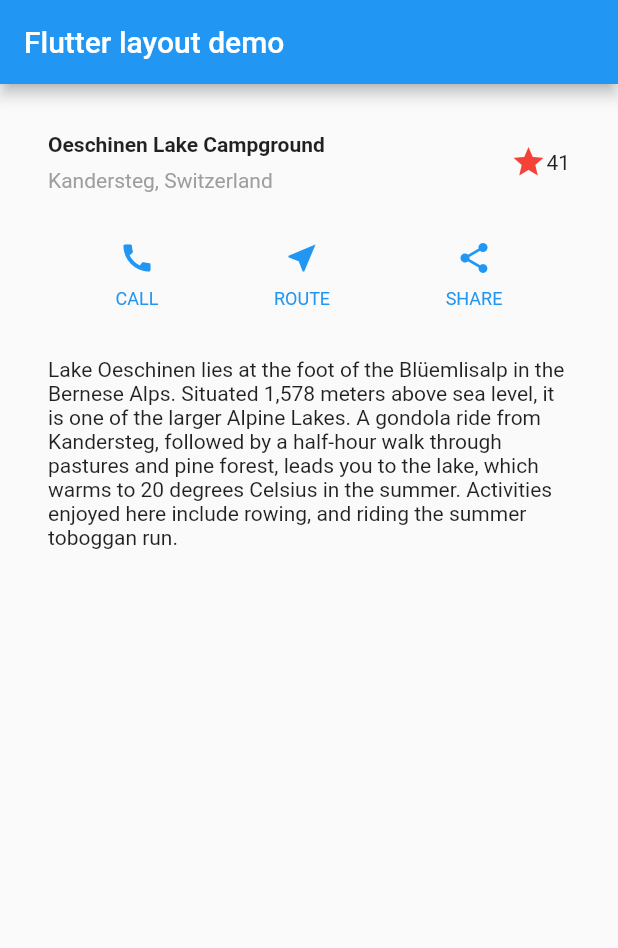
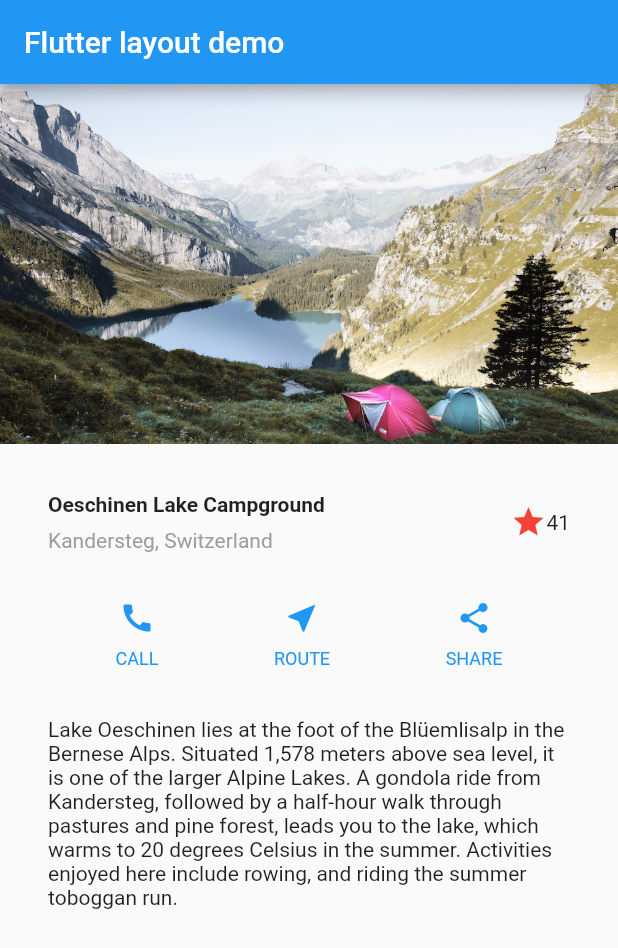
Before and after one commit to yosiruma/flutter-learn-02, a Flutter app: the screen it shows after launch, on a phone screen of 412 x 824 dp. Shown: the top 948 px of the screen. Run offline on Flutter 3.47's test engine with Material 2 defaults, Android fonts, the phone set to English and light mode, and no system bars.

Commit message:
画像を追加

```diff
--- a/lib/main.dart
+++ b/lib/main.dart
@@ -79,6 +79,12 @@
         ),
         body: Column(
           children: [
+            Image.asset(
+              'images/lake.jpg',
+              width: 600,
+              height: 240,
+              fit: BoxFit.cover,
+            ),
             titleSection,
             buttonSection,
             textSection,
--- a/pubspec.yaml
+++ b/pubspec.yaml
@@ -59,6 +59,8 @@
   # assets:
   #   - images/a_dot_burr.jpeg
   #   - images/a_dot_ham.jpeg
+  assets:
+    - images/lake.jpg
 
   # An image asset can refer to one or more resolution-specific "variants", see
   # https://flutter.dev/assets-and-images/#resolution-aware
```
Also changed, not shown: images/lake.jpg (added).
